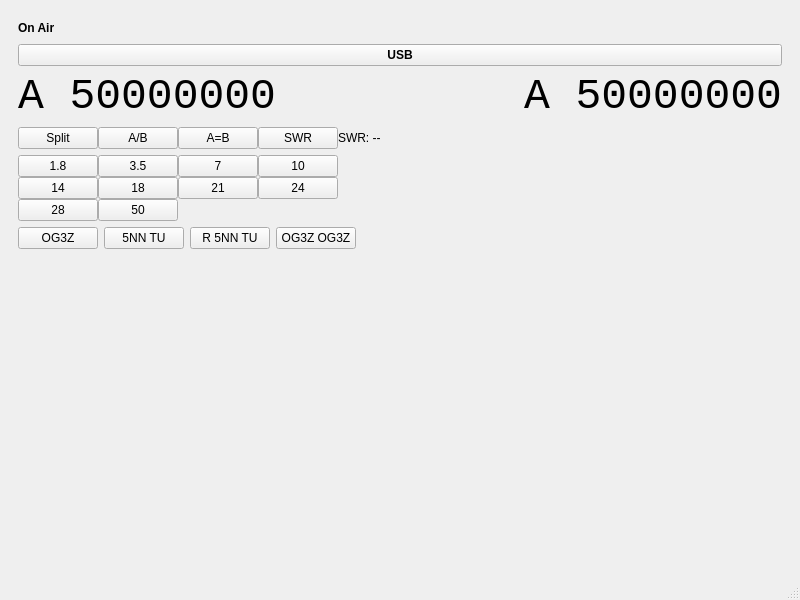
This is mainwindow.ui in eloranta/HamVibe as Qt 5 draws it before an edit. The edited form follows.
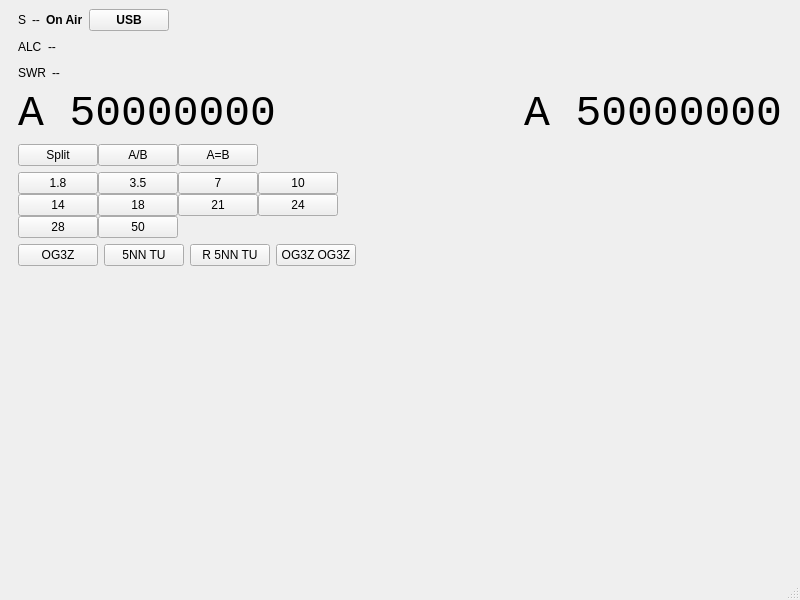
This is the edited form. Custom widgets are drawn as their Qt base class.

Diff of the .ui file:
```diff
--- a/mainwindow.ui
+++ b/mainwindow.ui
@@ -18,12 +18,29 @@
     <item row="0" column="0">
      <widget class="QWidget" name="widget" native="true">
       <layout class="QGridLayout" name="gridLayout">
+       <property name="topMargin">
+        <number>0</number>
+       </property>
        <item row="0" column="0" colspan="2">
         <layout class="QVBoxLayout" name="verticalLayout">
          <item>
           <layout class="QHBoxLayout" name="onAirLayout">
            <item>
-            <widget class="QLabel" name="onAirLabel">
+            <widget class="QLabel" name="sTextLabel">
+             <property name="text">
+              <string>S</string>
+             </property>
+            </widget>
+           </item>
+           <item>
+            <widget class="QLabel" name="sValueLabel">
+             <property name="text">
+              <string>--</string>
+             </property>
+            </widget>
+           </item>
+          <item>
+           <widget class="QLabel" name="onAirLabel">
              <property name="font">
               <font>
                <bold>true</bold>
@@ -35,10 +52,53 @@
              <property name="alignment">
               <set>Qt::AlignLeading|Qt::AlignLeft|Qt::AlignVCenter</set>
              </property>
+           </widget>
+          </item>
+          <item>
+           <widget class="QPushButton" name="modeButton">
+            <property name="font">
+             <font>
+              <bold>true</bold>
+             </font>
+            </property>
+            <property name="text">
+             <string>USB</string>
+            </property>
+           </widget>
+          </item>
+          <item>
+           <spacer name="meterTopSpacer">
+             <property name="orientation">
+              <enum>Qt::Orientation::Horizontal</enum>
+             </property>
+             <property name="sizeHint" stdset="0">
+              <size>
+               <width>40</width>
+               <height>20</height>
+              </size>
+             </property>
+            </spacer>
+           </item>
+          </layout>
+         </item>
+         <item>
+          <layout class="QHBoxLayout" name="alcLayout">
+           <item>
+            <widget class="QLabel" name="alcTextLabel">
+             <property name="text">
+              <string>ALC</string>
+             </property>
             </widget>
            </item>
            <item>
-            <spacer name="onAirSpacer">
+            <widget class="QLabel" name="alcValueLabel">
+             <property name="text">
+              <string>--</string>
+             </property>
+            </widget>
+           </item>
+           <item>
+            <spacer name="alcSpacer">
              <property name="orientation">
               <enum>Qt::Orientation::Horizontal</enum>
              </property>
@@ -53,17 +113,36 @@
           </layout>
          </item>
          <item>
-         <widget class="QPushButton" name="modeButton">
-          <property name="font">
-           <font>
-            <bold>true</bold>
-           </font>
-          </property>
-          <property name="text">
-           <string>USB</string>
-          </property>
-         </widget>
-        </item>
+          <layout class="QHBoxLayout" name="swrLayout">
+           <item>
+            <widget class="QLabel" name="swrTextLabel">
+             <property name="text">
+              <string>SWR</string>
+             </property>
+            </widget>
+           </item>
+           <item>
+            <widget class="QLabel" name="swrLabel">
+             <property name="text">
+              <string>--</string>
+             </property>
+            </widget>
+           </item>
+           <item>
+            <spacer name="swrSpacer">
+             <property name="orientation">
+              <enum>Qt::Orientation::Horizontal</enum>
+             </property>
+             <property name="sizeHint" stdset="0">
+              <size>
+               <width>40</width>
+               <height>20</height>
+              </size>
+             </property>
+            </spacer>
+           </item>
+          </layout>
+         </item>
          <item>
           <layout class="QHBoxLayout" name="horizontalLayout">
            <item>
@@ -135,28 +214,14 @@
           </widget>
          </item>
          <item>
-         <widget class="QPushButton" name="copyButton">
-          <property name="text">
-           <string>A=B</string>
-          </property>
-         </widget>
-        </item>
-        <item>
-         <widget class="QPushButton" name="swrButton">
-          <property name="text">
-           <string>SWR</string>
-          </property>
-         </widget>
-        </item>
-        <item>
-         <widget class="QLabel" name="swrLabel">
-          <property name="text">
-           <string>SWR: --</string>
-          </property>
-         </widget>
-        </item>
-        <item>
-         <spacer name="horizontalSpacer_2">
+          <widget class="QPushButton" name="copyButton">
+           <property name="text">
+            <string>A=B</string>
+           </property>
+          </widget>
+         </item>
+         <item>
+          <spacer name="horizontalSpacer_2">
            <property name="orientation">
             <enum>Qt::Orientation::Horizontal</enum>
            </property>
```
Left out of the diff: 4 changed lines with no effect on the pictures.
